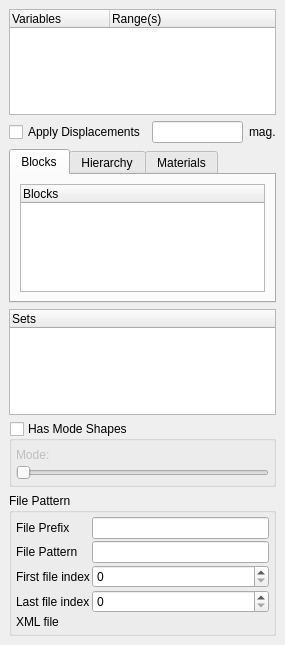
wildmichael/ParaView3-enhancements-old, file Qt/Components/Resources/UI/pqExodusPanel.ui: the form before one commit.
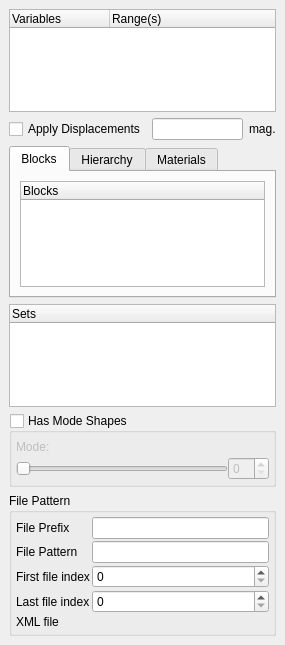
The form after the commit. Custom widgets are drawn as their Qt base class.

Commit message: ENH: Added the ability to select mode shape by index (bug #4757)

```diff
--- a/Qt/Components/Resources/UI/pqExodusPanel.ui
+++ b/Qt/Components/Resources/UI/pqExodusPanel.ui
@@ -199,42 +199,65 @@
        <number>2</number>
       </property>
       <item>
-       <layout class="QGridLayout" >
+       <layout class="QVBoxLayout" >
         <property name="margin" >
          <number>0</number>
         </property>
         <property name="spacing" >
          <number>0</number>
         </property>
-        <item row="0" column="2" >
-         <widget class="QLabel" name="ModeLabel" />
-        </item>
-        <item row="0" column="1" >
+        <item>
+         <layout class="QHBoxLayout" >
+          <property name="margin" >
+           <number>0</number>
+          </property>
+          <property name="spacing" >
+           <number>0</number>
+          </property>
+          <item>
+           <widget class="QLabel" name="label_2" >
+            <property name="text" >
+             <string>Mode:</string>
+            </property>
+           </widget>
+          </item>
+          <item>
          <spacer>
           <property name="orientation" >
            <enum>Qt::Horizontal</enum>
           </property>
           <property name="sizeHint" >
            <size>
-            <width>40</width>
+              <width>181</width>
             <height>20</height>
            </size>
           </property>
          </spacer>
         </item>
-        <item row="1" column="0" colspan="3" >
+          <item>
+           <widget class="QLabel" name="ModeLabel" />
+          </item>
+         </layout>
+        </item>
+        <item>
+         <layout class="QHBoxLayout" >
+          <property name="margin" >
+           <number>0</number>
+          </property>
+          <property name="spacing" >
+           <number>0</number>
+          </property>
+          <item>
          <widget class="QSlider" name="ModeSelectSlider" >
           <property name="orientation" >
            <enum>Qt::Horizontal</enum>
           </property>
          </widget>
         </item>
-        <item row="0" column="0" >
-         <widget class="QLabel" name="label_2" >
-          <property name="text" >
-           <string>Mode:</string>
-          </property>
-         </widget>
+          <item>
+           <widget class="QSpinBox" name="ModeSelectSpinBox" />
+          </item>
+         </layout>
         </item>
        </layout>
       </item>
@@ -412,12 +435,6 @@
   </layout>
  </widget>
  <customwidgets>
-  <customwidget>
-   <class>pqCollapsedGroup</class>
-   <extends>QGroupBox</extends>
-   <header>pqCollapsedGroup.h</header>
-   <container>1</container>
-  </customwidget>
   <customwidget>
    <class>pqSelectionTreeWidget</class>
    <extends>QTreeWidget</extends>
@@ -428,6 +445,12 @@
    <extends>QWidget</extends>
    <header>pqFileChooserWidget.h</header>
   </customwidget>
+  <customwidget>
+   <class>pqCollapsedGroup</class>
+   <extends>QGroupBox</extends>
+   <header>pqCollapsedGroup.h</header>
+   <container>1</container>
+  </customwidget>
  </customwidgets>
  <resources/>
  <connections/>
```
Lines whose indentation alone changed are shown as unchanged. The commit also changes 1 other file.
